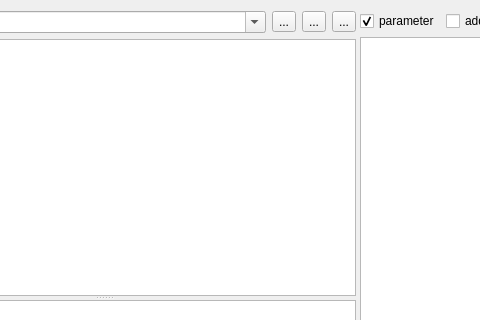
Qt form ui/PulseProgram.ui (MonroeQuantumNetworks/IonControl) before a commit; both pictures show x 160 to 640 and y 0 to 320 of the 1036 by 883 pixel window.
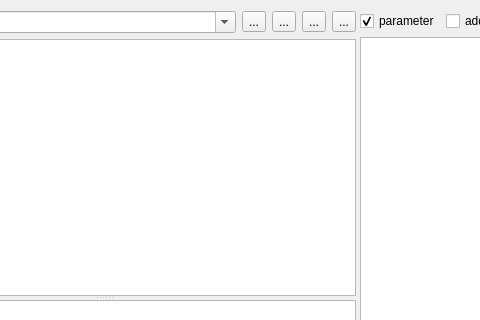
The same form after that commit. Icons and pictures are not drawn.

Commit message: fix the PulseProgramUi recent files combo box

The edit to the form file:
```diff
--- a/ui/PulseProgram.ui
+++ b/ui/PulseProgram.ui
@@ -36,6 +36,20 @@
            </property>
           </widget>
          </item>
+         <item>
+          <widget class="QToolButton" name="removeCurrent">
+           <property name="toolTip">
+            <string>remove Current entry from Combo Box</string>
+           </property>
+           <property name="text">
+            <string>...</string>
+           </property>
+           <property name="icon">
+            <iconset resource="Experiment.qrc">
+             <normaloff>:/openicon/icons/edit-clear-locationbar-rtl.png</normaloff>:/openicon/icons/edit-clear-locationbar-rtl.png</iconset>
+           </property>
+          </widget>
+         </item>
          <item>
           <widget class="QToolButton" name="loadButton">
            <property name="text">
```
The commit also changes 6 other files.
